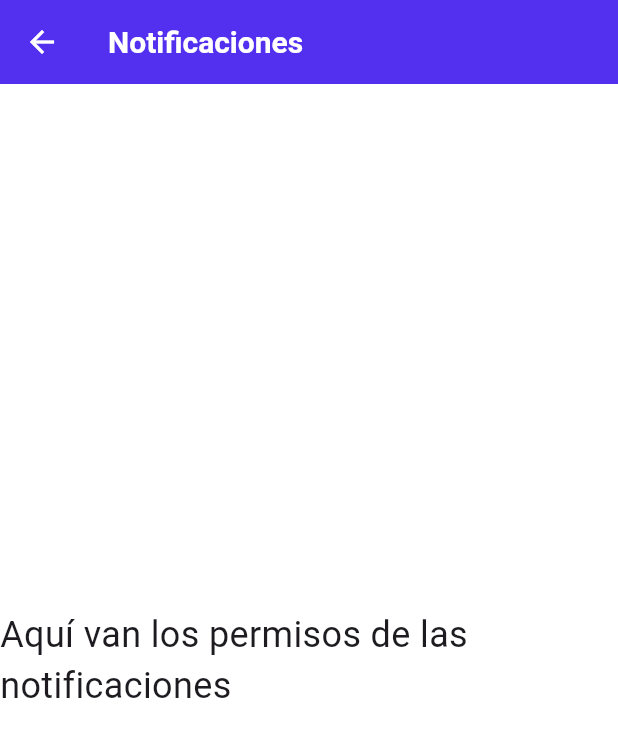
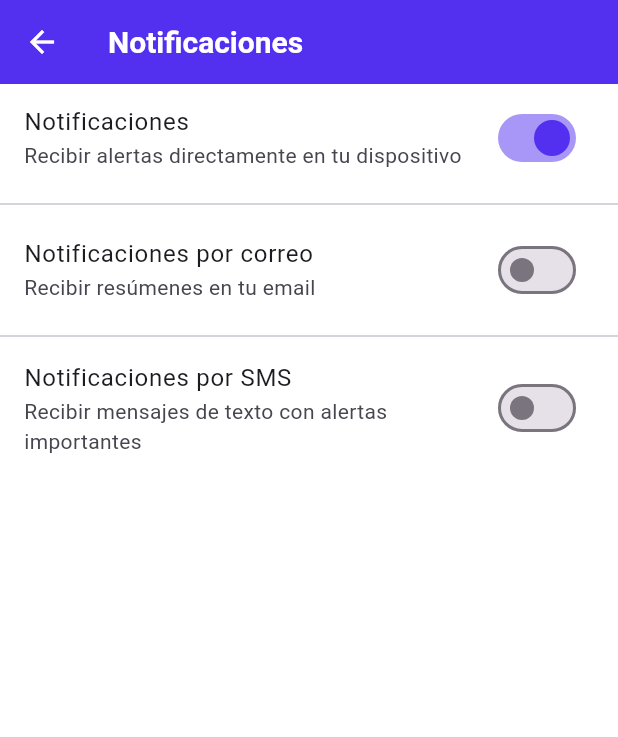
Before and after one commit to Bounsic-A-S/Tongi, a Flutter app: the SettingsNotificationScreen screen opened directly, on a phone screen of 412 x 824 dp. Shown: the top 737 px of the screen. Run offline on Flutter 3.47's test engine with Material 3 defaults, Android fonts, the light colour scheme and no system bars.

Commit message:
TONGI-63 feat widgets on config module
mockups made on stateful widgets ready to put states

```diff
--- a/frontend/lib/screens/settings/settings_notifications.dart
+++ b/frontend/lib/screens/settings/settings_notifications.dart
@@ -1,15 +1,26 @@
 import 'package:flutter/material.dart';
 import 'package:frontend/core/tongi_colors.dart';
 
-class SettingsNotificationScreen extends StatelessWidget {
+class SettingsNotificationScreen extends StatefulWidget {
   const SettingsNotificationScreen({super.key});
+
+  @override
+  State<SettingsNotificationScreen> createState() =>
+      _SettingsNotificationScreenState();
+}
+
+class _SettingsNotificationScreenState
+    extends State<SettingsNotificationScreen> {
+  bool _pushEnabled = true;
+  bool _emailEnabled = false;
+  bool _smsEnabled = false;
 
   @override
   Widget build(BuildContext context) {
     return Scaffold(
       backgroundColor: Colors.white,
       appBar: AppBar(
-        iconTheme: IconThemeData(color: Colors.white),
+        iconTheme: const IconThemeData(color: Colors.white),
         title: const Text("Notificaciones"),
         backgroundColor: TongiColors.primary,
         titleTextStyle: const TextStyle(
@@ -18,11 +29,48 @@ class SettingsNotificationScreen extends StatelessWidget {
           fontWeight: FontWeight.bold,
         ),
       ),
-      body: Center(
-        child: Text(
-          "Aquí van los permisos de las notificaciones",
-          style: TextStyle(fontSize: 24),
-        ),
+      body: ListView(
+        children: [
+          SwitchListTile(
+            title: const Text("Notificaciones"),
+            subtitle: const Text(
+              "Recibir alertas directamente en tu dispositivo",
+            ),
+            activeThumbColor: TongiColors.primary,
+            value: _pushEnabled,
+            onChanged: (value) {
+              setState(() {
+                _pushEnabled = value;
+              });
+            },
+          ),
+          const Divider(),
+          SwitchListTile(
+            title: const Text("Notificaciones por correo"),
+            subtitle: const Text("Recibir resúmenes en tu email"),
+            activeThumbColor: TongiColors.primary,
+            value: _emailEnabled,
+            onChanged: (value) {
+              setState(() {
+                _emailEnabled = value;
+              });
+            },
+          ),
+          const Divider(),
+          SwitchListTile(
+            title: const Text("Notificaciones por SMS"),
+            subtitle: const Text(
+              "Recibir mensajes de texto con alertas importantes",
+            ),
+            activeThumbColor: TongiColors.primary,
+            value: _smsEnabled,
+            onChanged: (value) {
+              setState(() {
+                _smsEnabled = value;
+              });
+            },
+          ),
+        ],
       ),
     );
   }
```
Also changed, not shown: frontend/lib/screens/settings/settings_about.dart (+38 -5 lines), frontend/lib/screens/settings/settings_lang.dart (+30 -7 lines).
